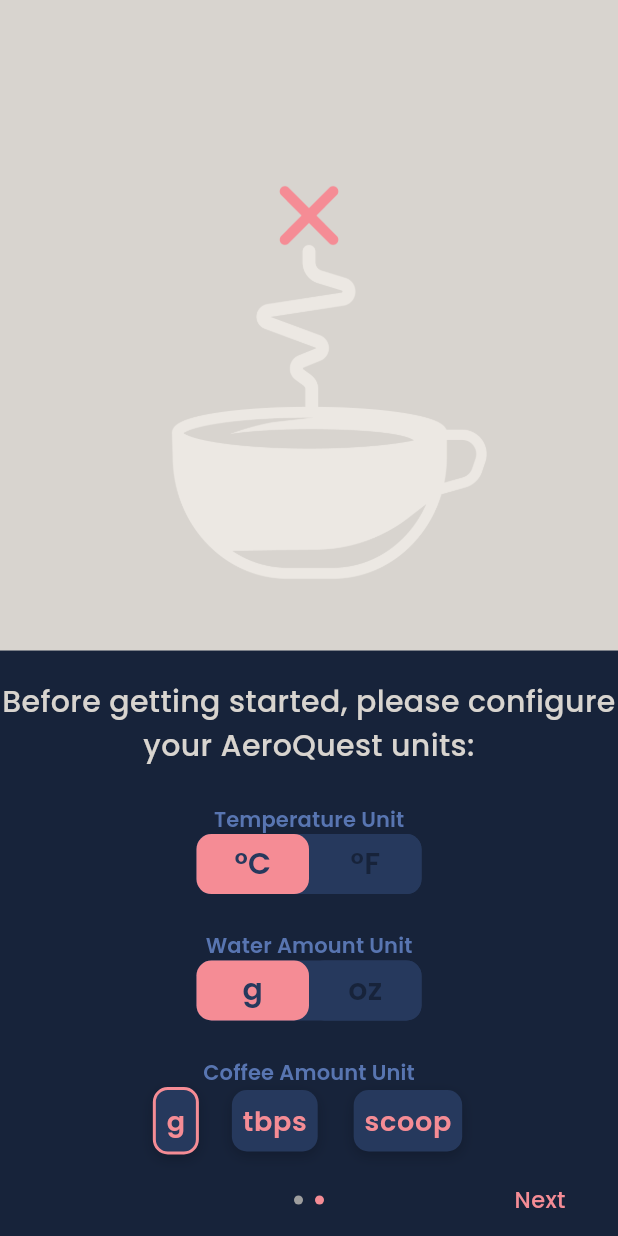
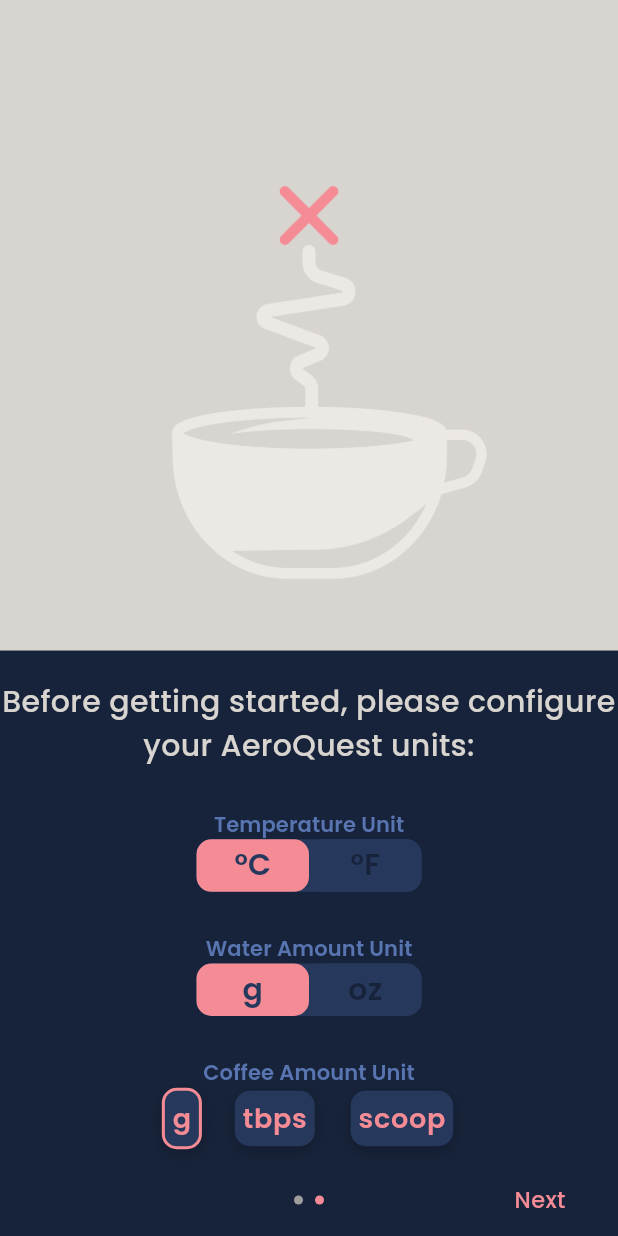
Before and after one commit to andrew-moreno/aeroquest, a Flutter app: the screen it shows after launch, swiped to page 2, on a phone screen of 412 x 824 dp. Run offline on Flutter 3.47's test engine with Material 2 defaults, Android fonts, the phone set to English and light mode, and no system bars; drawn by our look-alikes of smooth_page_indicator; our stand-ins replace dropdown_button2, expandable_page_view, flutter_form_builder, shared_preferences, sliver_tools, sqflite; missing offline and left inert: control_style; accounts and stored records are empty.

Commit message:
sizing changes

```diff
--- a/lib/widgets/animated_toggle.dart
+++ b/lib/widgets/animated_toggle.dart
@@ -43,7 +43,7 @@ class _AnimatedToggleState extends State<AnimatedToggle> {
   }
 
   // Constants for defining the toggle size
-  static const double _horizontalHeight = 40;
+  static const double _horizontalHeight = 35;
   static const double _horizontalWidth = 75;
   static const double _verticalHeight = 30;
   static const double _verticalWidth = 90;
--- a/lib/widgets/custom_modal_sheet/modal_value_container.dart
+++ b/lib/widgets/custom_modal_sheet/modal_value_container.dart
@@ -31,7 +31,7 @@ class _ModalValueContainerState extends State<ModalValueContainer> {
       onTap: widget.onTap,
       child: Container(
         margin: widget.displayBorder ? null : const EdgeInsets.all(2),
-        padding: const EdgeInsets.all(7),
+        padding: const EdgeInsets.all(5),
         decoration: BoxDecoration(
           color: kLightSecondary,
           borderRadius: BorderRadius.circular(kCornerRadius),
--- a/lib/widgets/recipe_variables/widgets/bean_variables.dart
+++ b/lib/widgets/recipe_variables/widgets/bean_variables.dart
@@ -39,7 +39,7 @@ class BeanVariables extends StatelessWidget {
           ),
         ),
         Container(
-          padding: const EdgeInsets.all(7),
+          padding: const EdgeInsets.symmetric(vertical: 7, horizontal: 0),
           decoration: BoxDecoration(
             color: kLightSecondary,
             borderRadius: BorderRadius.circular(8),
```
Also changed, not shown: packages/modified_vertical_weight_slider/lib/src/vertical_weight_slider.dart (+5 -14 lines).
